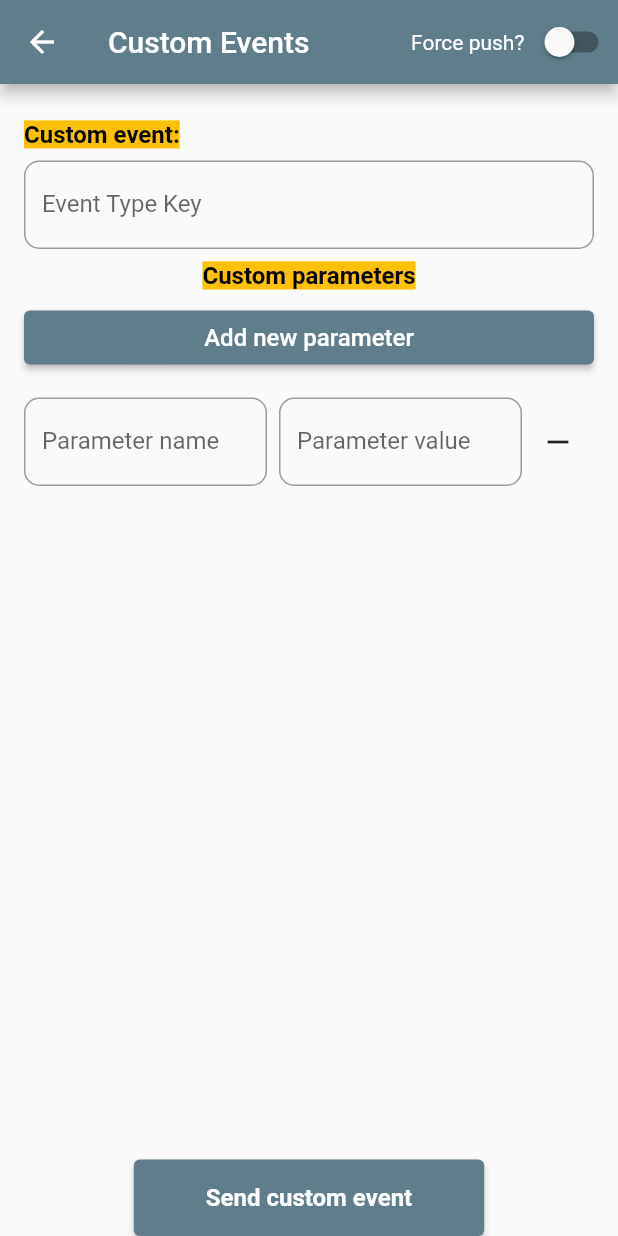
After one commit to reteno-com/reteno-flutter, a Flutter app: the EventsPage screen opened directly, after a tap on "Add new parameter", on a phone screen of 412 x 824 dp. The commit adds this screen. Run offline on Flutter 3.47's test engine with Material 2 defaults, Android fonts, the phone set to English and light mode, and no system bars; our stand-ins replace flutter_form_builder, form_builder_validators, plugin_platform_interface.

Commit message:
Add custom log event feature

```diff
--- /dev/null
+++ b/example/lib/event_parameter_form.dart
@@ -0,0 +1,107 @@
+// ignore_for_file: must_be_immutable, no_logic_in_create_state
+
+import 'package:flutter/material.dart';
+
+class TempParameterModel {
+  TempParameterModel(this.id, this.name, this.value);
+  final String name;
+  final String value;
+  final int id;
+
+  TempParameterModel copyWith({String? name, String? value}) {
+    return TempParameterModel(
+      id,
+      name ?? this.name,
+      value ?? this.value,
+    );
+  }
+}
+
+class EventParameterForm extends StatefulWidget {
+  EventParameterForm(
+      {super.key,
+      required this.contactModel,
+      required this.onRemove});
+
+  TempParameterModel contactModel;
+  final Function onRemove;
+  final state = _EventParameterFormState();
+
+  @override
+  State<StatefulWidget> createState() {
+    return state;
+  }
+
+  bool isValidated() => state.validate();
+}
+
+class _EventParameterFormState extends State<EventParameterForm> {
+  final TextEditingController _nameController = TextEditingController();
+  final TextEditingController _valueContoller = TextEditingController();
+
+  final formKey = GlobalKey<FormState>();
+  inputDecoration(String labelText) => InputDecoration(
+        labelText: labelText,
+        border: OutlineInputBorder(
+          borderSide: const BorderSide(
+            color: Colors.lightBlue,
+          ),
+          borderRadius: BorderRadius.circular(10),
+        ),
+      );
+  @override
+  Widget build(BuildContext context) {
+    return Form(
+        key: formKey,
+        child: Padding(
+          padding: const EdgeInsets.symmetric(vertical: 8.0),
+          child: Row(
+            children: [
+              Expanded(
+                child: TextFormField(
+                  controller: _nameController,
+                  onChanged: (value) =>
+                      widget.contactModel = widget.contactModel.copyWith(name: value),
+                  onSaved: (value) => widget.contactModel = widget.contactModel.copyWith(name: value),
+                  validator: (value) =>
+                      (value?.isNotEmpty ?? false) ? null : "Enter Name",
+                  decoration: inputDecoration('Parameter name'),
+                ),
+              ),
+              const SizedBox(width: 8),
+              Expanded(
+                child: TextFormField(
+                  controller: _valueContoller,
+                  onChanged: (value) =>
+                      widget.contactModel = widget.contactModel.copyWith(value: value),
+                  onSaved: (value) =>
+                      widget.contactModel = widget.contactModel.copyWith(value: value),
+                  decoration: inputDecoration('Parameter value'),
+                ),
+              ),
+              IconButton(
+                onPressed: () {
+                  widget.onRemove();
+                },
+                icon: const Icon(Icons.remove),
+              )
+            ],
+          ),
+        ));
+  }
+
+  @override
+  void dispose() {
+    _nameController.dispose();
+    _valueContoller.dispose();
+    super.dispose();
+  }
+
+  bool validate() {
+    //Validate Form Fields
+    formKey.currentState?.save();
+    bool validate = formKey.currentState?.validate() ?? false;
+
+    return validate;
+  }
+}
--- /dev/null
+++ b/example/lib/events_page.dart
@@ -0,0 +1,212 @@
+import 'package:flutter/material.dart';
+import 'package:form_builder_validators/form_builder_validators.dart';
+import 'package:reteno_plugin/reteno.dart';
+import 'package:reteno_plugin/reteno_custom_event.dart';
+import 'package:reteno_plugin/reteno_custom_event_parameter.dart';
+import 'package:reteno_plugin_example/event_parameter_form.dart';
+
+class EventsPage extends StatefulWidget {
+  const EventsPage({super.key});
+
+  @override
+  State<EventsPage> createState() => _EventsPageState();
+}
+
+class _EventsPageState extends State<EventsPage> {
+  final ValueNotifier<bool> _forcePush = ValueNotifier<bool>(false);
+
+  final Reteno _reteno = Reteno();
+  String eventTypeName = '';
+  final TextEditingController _eventTypeController = TextEditingController();
+  final formKey = GlobalKey<FormState>();
+  List<EventParameterForm> contactForms = List.empty(growable: true);
+
+  InputDecoration inputDecoration(String labelText) => InputDecoration(
+        labelText: labelText,
+        border: OutlineInputBorder(
+          borderSide: const BorderSide(
+            color: Colors.lightBlue,
+          ),
+          borderRadius: BorderRadius.circular(10),
+        ),
+      );
+  @override
+  Widget build(BuildContext context) {
+    return Scaffold(
+      appBar: AppBar(
+        title: const Text('Custom Events'),
+        centerTitle: false,
+        actions: [
+          Row(
+            children: [
+              const Text('Force push? '),
+              ValueListenableBuilder(
+                valueListenable: _forcePush,
+                builder: (context, value, _) {
+                  return Switch(
+                    value: value,
+                    onChanged: (value) {
+                      _forcePush.value = value;
+                    },
+                  );
+                },
+              ),
+            ],
+          ),
+        ],
+      ),
+      body: SafeArea(
+        child: Column(
+          children: [
+            Expanded(
+              child: GestureDetector(
+                onTap: () {
+                  FocusManager.instance.primaryFocus?.unfocus();
+                },
+                child: SingleChildScrollView(
+                  child: Padding(
+                    padding: const EdgeInsets.all(16.0),
+                    child: Column(
+                      crossAxisAlignment: CrossAxisAlignment.stretch,
+                      children: <Widget>[
+                        const SizedBox(height: 8),
+                        const Text(
+                          'Custom event:',
+                          textAlign: TextAlign.start,
+                          style: TextStyle(
+                            backgroundColor: Colors.amber,
+                            color: Colors.black,
+                            fontSize: 16,
+                            fontWeight: FontWeight.bold,
+                          ),
+                        ),
+                        const SizedBox(height: 8),
+                        Form(
+                          key: formKey,
+                          child: TextFormField(
+                            controller: _eventTypeController,
+                            onChanged: (value) => eventTypeName = value,
+                            onSaved: (value) => eventTypeName = value ?? '',
+                            validator: FormBuilderValidators.compose([
+                              FormBuilderValidators.required(),
+                            ]),
+                            decoration: inputDecoration('Event Type Key'),
+                          ),
+                        ),
+                        const SizedBox(height: 8),
+                        const Text(
+                          'Custom parameters',
+                          textAlign: TextAlign.center,
+                          style: TextStyle(
+                            backgroundColor: Colors.amber,
+                            color: Colors.black,
+                            fontSize: 16,
+                            fontWeight: FontWeight.bold,
+                          ),
+                        ),
+                        const SizedBox(height: 8),
+                        ElevatedButton(
+                          onPressed: onAdd,
+                          child: const Text(
+                            'Add new parameter',
+                            style: TextStyle(
+                              color: Colors.white,
+                              fontSize: 16,
+                            ),
+                          ),
+                        ),
+                        const SizedBox(height: 8),
+                        ...contactForms,
+                      ],
+                    ),
+                  ),
+                ),
+              ),
+            ),
+            Center(
+              child: ElevatedButton(
+                onPressed: () async {
+                  if (formKey.currentState?.validate() ?? false) {
+                    formKey.currentState?.save();
+                  } else {
+                    return;
+                  }
+
+                  bool allValid = true;
+
+                  for (var element in contactForms) {
+                    allValid = (allValid && element.isValidated());
+                  }
+
+                  if (allValid) {
+                    for (var e in contactForms) {
+                      debugPrint(
+                          "${e.contactModel.name} : ${e.contactModel.value}");
+                    }
+                  } else {
+                    debugPrint("Form is Not Valid");
+                    return;
+                  }
+
+                  final dateOccured = DateTime.now();
+                  final event = RetenoCustomEvent(
+                    eventTypeKey: eventTypeName,
+                    dateOccurred: dateOccured,
+                    parameters: contactForms
+                        .map((e) => RetenoCustomEventParameter(
+                              e.contactModel.name,
+                              e.contactModel.value,
+                            ))
+                        .toList(),
+                    forcePush: _forcePush.value,
+                  );
+                  debugPrint(event.toMap().toString());
+
+                  await _reteno.logEvent(event: event);
+                },
+                child: const Padding(
+                  padding: EdgeInsets.symmetric(vertical: 16.0, horizontal: 32),
+                  child: Text(
+                    'Send custom event',
+                    style: TextStyle(
+                      color: Colors.white,
+                      fontSize: 16,
+                      fontWeight: FontWeight.bold,
+                    ),
+                  ),
+                ),
+              ),
+            ),
+          ],
+        ),
+      ),
+    );
+  }
+
+  //Delete specific form
+  onRemove(TempParameterModel contact) {
+    setState(() {
+      contactForms
+          .removeWhere((element) => element.contactModel.id == contact.id);
+    });
+  }
+
+  int counter = 0;
+  onAdd() {
+    setState(() {
+      counter++;
+      TempParameterModel contactModel = TempParameterModel(counter, '', '');
+      contactForms.add(EventParameterForm(
+        key: UniqueKey(),
+        contactModel: contactModel,
+        onRemove: () => onRemove(contactModel),
+      ));
+    });
+  }
+
+  @override
+  void dispose() {
+    super.dispose();
+    _eventTypeController.dispose();
+  }
+}
--- a/lib/reteno.dart
+++ b/lib/reteno.dart
@@ -1,4 +1,5 @@
 import 'package:reteno_plugin/anonymous_user_attributes.dart';
+import 'package:reteno_plugin/reteno_custom_event.dart';
 import 'package:reteno_plugin/reteno_user.dart';
 
 import 'reteno_plugin_platform_interface.dart';
@@ -25,4 +26,10 @@ class Reteno {
   Future<dynamic> getInitialNotification() {
     return RetenoPluginPlatform.instance.getInitialNotification();
   }
+
+  Future<bool> logEvent({
+    required RetenoCustomEvent event,
+  }) {
+    return RetenoPluginPlatform.instance.logEvent(event: event);
+  }
 }
--- /dev/null
+++ b/lib/reteno_custom_event.dart
@@ -0,0 +1,24 @@
+import 'package:reteno_plugin/reteno_custom_event_parameter.dart';
+
+class RetenoCustomEvent {
+  RetenoCustomEvent({
+    required this.eventTypeKey,
+    required this.dateOccurred,
+    this.forcePush = false,
+    required this.parameters,
+  });
+
+  final String eventTypeKey;
+  final DateTime dateOccurred;
+  final List<RetenoCustomEventParameter> parameters;
+  final bool forcePush;
+
+  Map<String, dynamic> toMap() {
+    return {
+      'event_type_key': eventTypeKey,
+      'date_occurred': dateOccurred.toUtc().toIso8601String(),
+      'parameters': parameters.map((e) => e.toMap()).toList(),
+      'force_push': forcePush,
+    };
+  }
+}
--- /dev/null
+++ b/lib/reteno_custom_event_parameter.dart
@@ -0,0 +1,13 @@
+class RetenoCustomEventParameter {
+  RetenoCustomEventParameter(this.name, this.value);
+
+  final String name;
+  final String? value;
+
+  Map<String, dynamic> toMap() {
+    return {
+      'name': name,
+      'value': value,
+    };
+  }
+}
--- a/pubspec.yaml
+++ b/pubspec.yaml
@@ -1,6 +1,6 @@
 name: reteno_plugin
 description: The Reteno Flutter Plugin for Mobile Customer Engagement and Analytics solutions
-version: 1.1.0
+version: 1.2.0
 homepage: https://github.com/reteno-com/reteno-flutter
 issue_tracker: https://github.com/reteno-com/reteno-flutter/issues?q=is%3Aissue+is%3Aopen
 documentation: https://docs.reteno.com/reference/flutter-sdk
```
Also changed, not shown: example/lib/main.dart (+30 -7 lines), lib/reteno_plugin_method_channel.dart (+18 -4 lines), lib/reteno_plugin_platform_interface.dart (+14 -6 lines), example/pubspec.lock, 13 other files.
